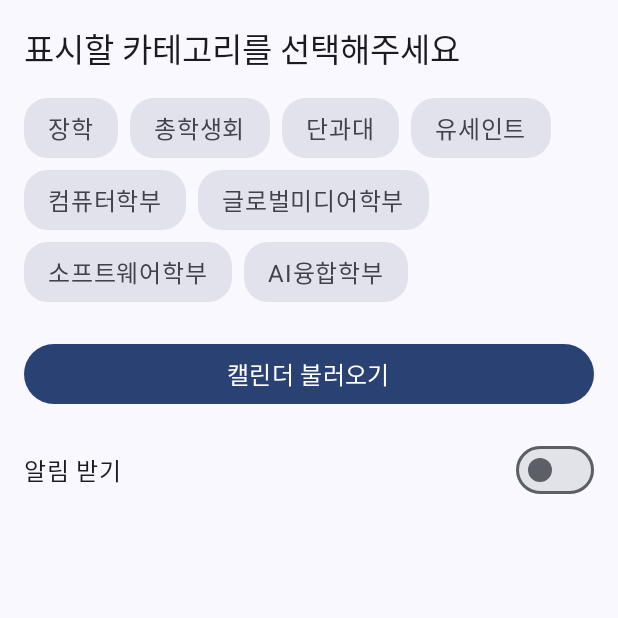
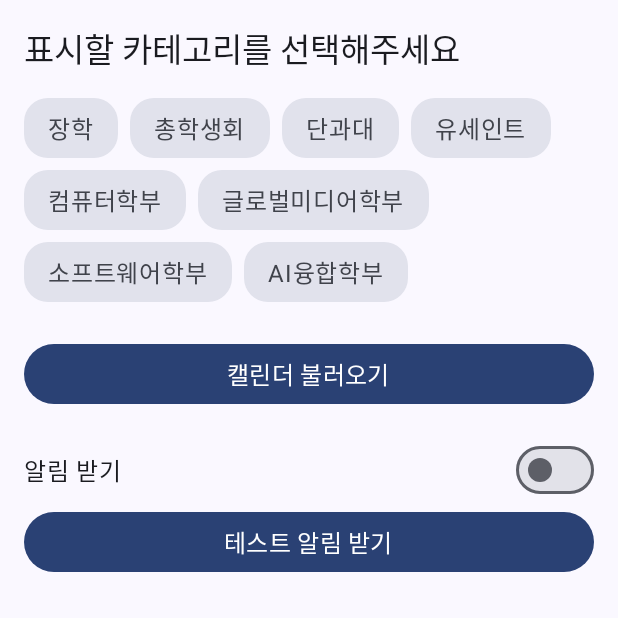
Before and after one commit to yourssu/ssu-time, an Android app built with Jetpack Compose: the screen it shows after launch (MainActivity), on a phone screen of 412 x 824 dp, the top half of it. Run offline under Robolectric (Android 15) with nearby library versions, the phone set to English and light mode, and no system bars.

Commit message:
알림 세팅 완료

```diff
--- a/android/app/src/main/AndroidManifest.xml
+++ b/android/app/src/main/AndroidManifest.xml
@@ -1,6 +1,8 @@
 <?xml version="1.0" encoding="utf-8"?>
 <manifest xmlns:android="http://schemas.android.com/apk/res/android"
     xmlns:tools="http://schemas.android.com/tools">
+
+    <uses-permission android:name="android.permission.POST_NOTIFICATIONS"/>
 
     <application
         android:allowBackup="true"
--- a/android/app/src/main/java/com/yourssu/MainActivity.kt
+++ b/android/app/src/main/java/com/yourssu/MainActivity.kt
@@ -1,5 +1,10 @@
 package com.yourssu
 
+import android.Manifest
+import android.app.NotificationChannel
+import android.app.NotificationManager
+import android.content.pm.PackageManager
+import android.os.Build
 import android.os.Bundle
 import androidx.activity.ComponentActivity
 import androidx.activity.compose.setContent
@@ -11,16 +16,49 @@ import androidx.compose.material3.Text
 import androidx.compose.runtime.Composable
 import androidx.compose.ui.Modifier
 import androidx.compose.ui.tooling.preview.Preview
+import androidx.core.content.ContextCompat
+import com.yourssu.notification.channelID
+import com.yourssu.notification.sendNotification
 import com.yourssu.ui.theme.YourssuCalendarTheme
 
 class MainActivity : ComponentActivity() {
     override fun onCreate(savedInstanceState: Bundle?) {
         super.onCreate(savedInstanceState)
 //        enableEdgeToEdge()
+
+        when {
+            ContextCompat.checkSelfPermission(this, Manifest.permission.POST_NOTIFICATIONS) ==
+                    PackageManager.PERMISSION_GRANTED -> {
+
+            }
+            else -> {
+                if(Build.VERSION.SDK_INT >= 33) {
+                    requestPermissions(arrayOf(Manifest.permission.POST_NOTIFICATIONS), 0)
+                }
+            }
+        }
+
+        if (Build.VERSION.SDK_INT >= Build.VERSION_CODES.O) {
+            // Create the NotificationChannel.
+            val name = "일정 알림"
+            val descriptionText = "일정과 관련된 알림을 받습니다."
+            val importance = NotificationManager.IMPORTANCE_DEFAULT
+            val mChannel = NotificationChannel(channelID, name, importance)
+            mChannel.description = descriptionText
+            // Register the channel with the system. You can't change the importance
+            // or other notification behaviors after this.
+            val notificationManager = getSystemService(NOTIFICATION_SERVICE) as NotificationManager
+            notificationManager.createNotificationChannel(mChannel)
+        }
+
         setContent {
             YourssuCalendarTheme {
                 Scaffold(modifier = Modifier.fillMaxSize()) { innerPadding ->
-                    SelectCalendar(listOf("장학", "총학생회", "단과대", "유세인트", "컴퓨터학부", "글로벌미디어학부", "소프트웨어학부", "AI융합학부"))
+                    SelectCalendar(
+                        listOf("장학", "총학생회", "단과대", "유세인트", "컴퓨터학부", "글로벌미디어학부", "소프트웨어학부", "AI융합학부"),
+                        {
+                            sendNotification(this, "테스트 입니다", "테스트 테스트")
+                        })
                 }
             }
         }
--- a/android/app/src/main/java/com/yourssu/SelectScreen.kt
+++ b/android/app/src/main/java/com/yourssu/SelectScreen.kt
@@ -1,5 +1,6 @@
 package com.yourssu
 
+import android.Manifest
 import androidx.compose.foundation.background
 import androidx.compose.foundation.clickable
 import androidx.compose.foundation.layout.Arrangement
@@ -25,10 +26,11 @@ import androidx.compose.ui.Alignment
 import androidx.compose.ui.Modifier
 import androidx.compose.ui.tooling.preview.Preview
 import androidx.compose.ui.unit.dp
+import androidx.core.content.ContextCompat
 
 @OptIn(ExperimentalLayoutApi::class)
 @Composable
-fun SelectCalendar(category: List<String>) {
+fun SelectCalendar(category: List<String>, onTestNotification: () -> Unit) {
     val isChecked = List(size = category.size) {
         remember { mutableStateOf(false) }
     }
@@ -74,6 +76,15 @@ fun SelectCalendar(category: List<String>) {
         Spacer(modifier = Modifier.height(16.dp))
 
         ToggleBoxItem(isEnableNotification, "알림 받기")
+        Button(
+            modifier = Modifier.fillMaxWidth(),
+            onClick = onTestNotification
+        ) {
+            Text(
+                text = "테스트 알림 받기",
+                style = MaterialTheme.typography.titleMedium
+            )
+        }
     }
 }
 
@@ -122,5 +133,5 @@ fun ToggleBoxItem(isSelected: MutableState<Boolean>, name: String) {
 @Preview(showBackground = true)
 @Composable
 private fun PreviewSelectCalendar() {
-    SelectCalendar(listOf("장학", "총학생회", "단과대", "유세인트", "컴퓨터학부", "글로벌미디어학부", "소프트웨어학부", "AI융합학부"))
+    SelectCalendar(listOf("장학", "총학생회", "단과대", "유세인트", "컴퓨터학부", "글로벌미디어학부", "소프트웨어학부", "AI융합학부"), {})
 }
```
Also changed, not shown: android/app/src/main/java/com/yourssu/notification/NotificationManager.kt (added, +34 -0 lines).
